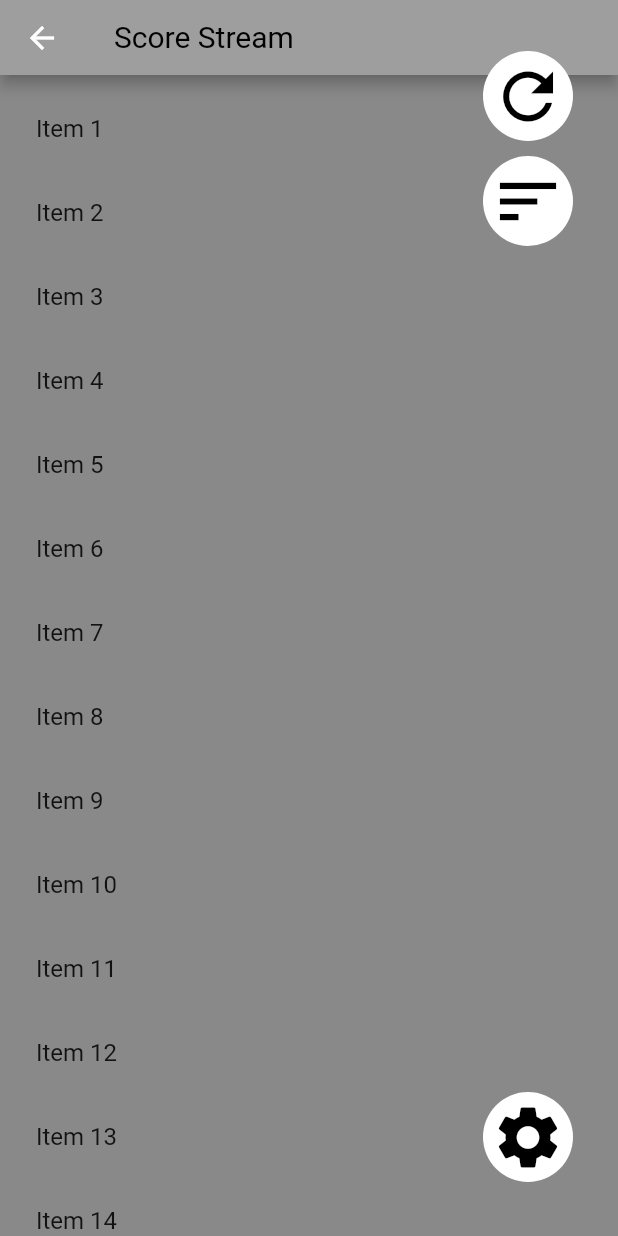
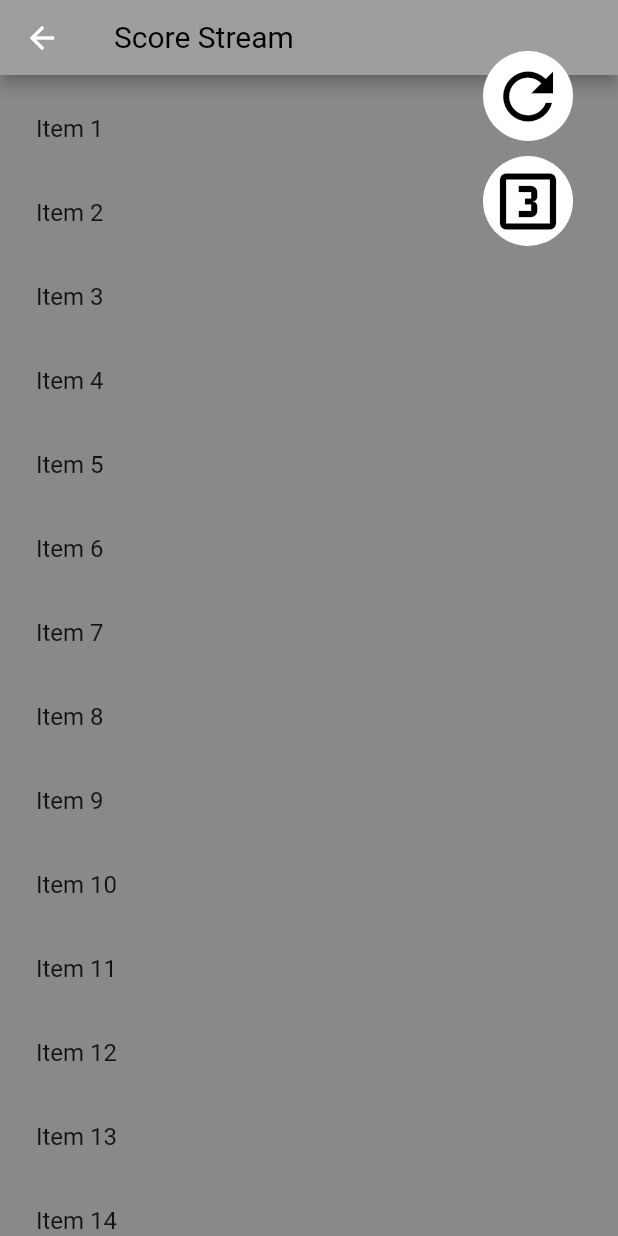
Before and after one commit to alpiepho/scoreboard_tap_tn2, a Flutter app: the screen it shows after launch, after a tap on the "sort" icon, on a phone screen of 412 x 824 dp. Run offline on Flutter 3.47's test engine with Material 2 defaults, Android fonts, the phone set to English and light mode, and no system bars; our stand-ins replace file_picker, google_fonts, shared_preferences, url_launcher_web; missing offline and left inert: shared_preferences_web.

Commit message:
first attempt toggling streams modal

```diff
--- a/lib/components/floating_buttons.dart
+++ b/lib/components/floating_buttons.dart
@@ -28,17 +28,35 @@ class FloatingButtons extends StatelessWidget {
   @override
   Widget build(BuildContext context) {
     Widget scoresStreamButton;
+    Widget settingsButton;
     if (engine.streamsMode) {
       scoresStreamButton = ScoresButton(onPress: () {
         // TODO does this work?
         Navigator.of(context).pop();
+        engine.streamsMode = false;
       });
+      settingsButton = SizedBox.shrink();
     } else {
       scoresStreamButton = StreamButton(onPress: () {
         showModalBottomSheet(
           context: context,
           builder: (BuildContext bc) {
             return StreamModal(
+              context,
+              this.engine,
+              onSavePending as Function,
+              onSaveReflector as Function,
+            );
+          },
+          isScrollControlled: true,
+        );
+        engine.streamsMode = true;
+      });
+      settingsButton = SettingsButton(onPress: () {
+        showModalBottomSheet(
+          context: context,
+          builder: (BuildContext bc) {
+            return SettingsModal(
               context,
               this.engine,
               onSavePending as Function,
@@ -66,20 +84,7 @@ class FloatingButtons extends StatelessWidget {
         Positioned(
           bottom: 20,
           right: 30,
-          child: SettingsButton(onPress: () {
-            showModalBottomSheet(
-              context: context,
-              builder: (BuildContext bc) {
-                return SettingsModal(
-                  context,
-                  this.engine,
-                  onSavePending as Function,
-                  onSaveReflector as Function,
-                );
-              },
-              isScrollControlled: true,
-            );
-          }),
+          child: settingsButton,
         ),
       ],
     );
--- a/lib/components/stream_modal.dart
+++ b/lib/components/stream_modal.dart
@@ -51,10 +51,16 @@ class _StreamModal extends State<StreamModal> {
 
   final controller = ScrollController();
   int itemIndex = 0;
-  int perPage = 15;
+  int perPage = 20;
+  bool hasMore = true;
+  bool isLoading = false;
+
   List<String> items = [];
 
   Future fetch() async {
+    if (isLoading) return;
+    isLoading = true;
+
     setState(() {
       // TODO: replace this with call to refelector
       List<String> newItems = List.generate(
@@ -63,7 +69,11 @@ class _StreamModal extends State<StreamModal> {
       );
       items.addAll(newItems);
       itemIndex += perPage;
+      if (items.length > 100) {
+        hasMore = false;
+      }
     });
+    isLoading = false;
   }
 
   @override
@@ -112,9 +122,13 @@ class _StreamModal extends State<StreamModal> {
             final item = items[index];
             return ListTile(title: Text(item));
           } else {
-            return const Padding(
-              padding: EdgeInsets.symmetric(vertical: 32),
-              child: Center(child: CircularProgressIndicator()),
+            return Padding(
+              padding: const EdgeInsets.symmetric(vertical: 32),
+              child: Center(
+                child: hasMore
+                    ? const Center(child: CircularProgressIndicator())
+                    : const Text("no more scores"),
+              ),
             );
           }
         },
```
Also changed, not shown: 1 other file.
